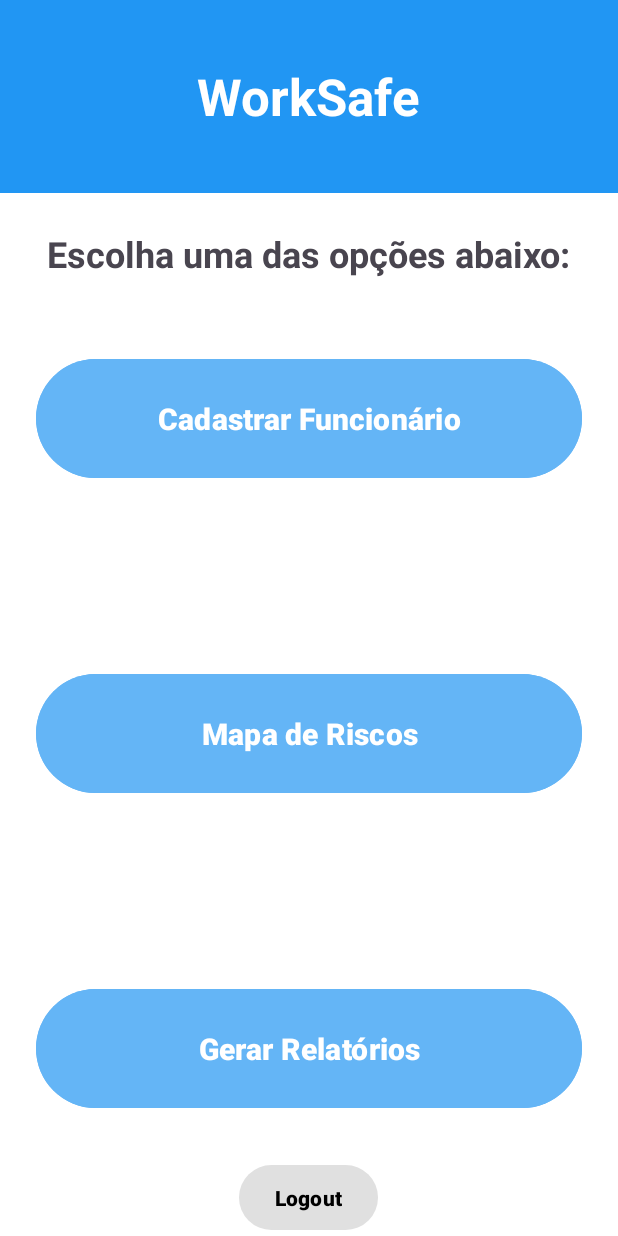
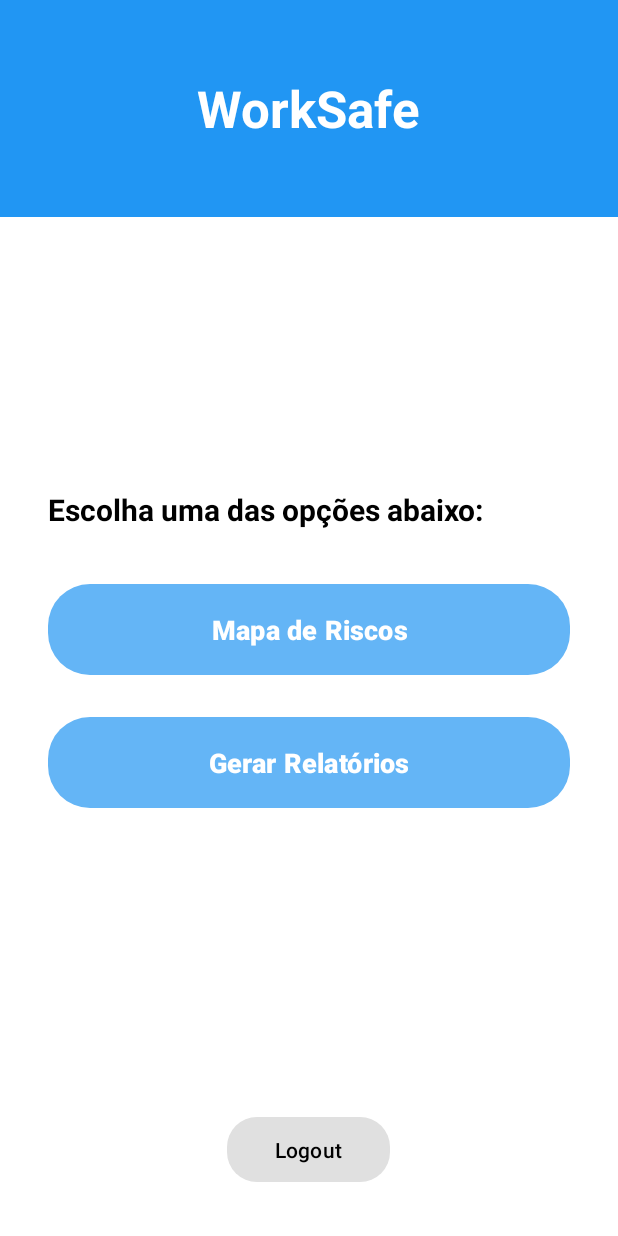
Before and after one commit to NandoBalzaneliPorzia/Equipe_T01_07_02, an Android app: the OpcoesActivity screen opened directly, with no data from a screen before it, on a phone screen of 412 x 824 dp. Run offline under Robolectric (Android 15) with nearby library versions, the phone set to English and light mode, and no system bars; our stand-ins replace Firebase (no records; nobody signed in at launch, a user with empty details on screens opened directly).

Commit message:
App2 100% finalizado

```diff
--- a/app/src/main/java/com/example/aplicativo_gerente/OpcoesActivity.kt
+++ b/app/src/main/java/com/example/aplicativo_gerente/OpcoesActivity.kt
@@ -1,18 +1,17 @@
 package com.example.aplicativo_gerente
 
-import android.content.Intent  // Permite navegar entre as telas
-import android.os.Bundle       // Carrega os dados ao criar a Activity
-import android.widget.Button   // Para usar os botões da interface
-import androidx.appcompat.app.AppCompatActivity  // Classe base para activities modernas no Android
+import android.content.Intent
+import android.os.Bundle
+import android.widget.Button
+import androidx.appcompat.app.AppCompatActivity
+import com.google.android.material.button.MaterialButton // Importar MaterialButton
 import com.google.firebase.auth.FirebaseAuth
 
 class OpcoesActivity : AppCompatActivity() {
 
-    // Declara 4 váriáveis para botões de interface
-    private lateinit var btnCadastrarFuncionario: Button
-    private lateinit var btnMapaRisco: Button
-    private lateinit var btnGerarRelatorios: Button
-    private lateinit var btnLogout: Button
+    private lateinit var btnMapaRisco: MaterialButton
+    private lateinit var btnGerarRelatorios: MaterialButton
+    private lateinit var btnLogout: MaterialButton
 
     private lateinit var auth: FirebaseAuth
 
@@ -20,19 +19,11 @@ class OpcoesActivity : AppCompatActivity() {
         super.onCreate(savedInstanceState)
         setContentView(R.layout.activity_opcoes)
 
-        // Inicializa Firebase Auth
         auth = FirebaseAuth.getInstance()
 
-        // Referência aos botões
-        btnCadastrarFuncionario = findViewById(R.id.primeiraOpcao)
-        btnMapaRisco = findViewById(R.id.segundaOpcao)
-        btnGerarRelatorios = findViewById(R.id.terceiraOpcao)
+        btnMapaRisco = findViewById(R.id.btnMapaRisco_xml)
+        btnGerarRelatorios = findViewById(R.id.btnGerarRelatorios_xml)
         btnLogout = findViewById(R.id.botaoLogout)
-
-        btnCadastrarFuncionario.setOnClickListener {
-            // TODO: criar a tela ou funcionalidade de cadastro se quiser
-            // startActivity(Intent(this, CadastroActivity::class.java))
-        }
 
         btnMapaRisco.setOnClickListener {
             startActivity(Intent(this, MapaActivity::class.java))
@@ -43,7 +34,8 @@ class OpcoesActivity : AppCompatActivity() {
         }
 
         btnLogout.setOnClickListener {
-            val intent = Intent(this,LoginActivity::class.java)
+            auth.signOut()
+            val intent = Intent(this, LoginActivity::class.java)
             intent.flags = Intent.FLAG_ACTIVITY_NEW_TASK or Intent.FLAG_ACTIVITY_CLEAR_TASK
             startActivity(intent)
             finish()
--- a/app/src/main/res/layout/activity_opcoes.xml
+++ b/app/src/main/res/layout/activity_opcoes.xml
@@ -1,14 +1,12 @@
 <?xml version="1.0" encoding="utf-8"?>
 <LinearLayout xmlns:android="http://schemas.android.com/apk/res/android"
     xmlns:app="http://schemas.android.com/apk/res-auto"
-    android:id="@+id/login"
+    android:id="@+id/opcoes_activity_layout"
     android:layout_width="match_parent"
     android:layout_height="match_parent"
     android:orientation="vertical"
     android:background="@color/white">
 
-    <!-- Cabeçalho inicial -->
-    <!-- Define a cor de fundo e tamanho da box -->
     <LinearLayout
         android:layout_width="match_parent"
         android:layout_height="0dp"
@@ -17,7 +15,6 @@
         android:gravity="center"
         android:paddingVertical="20dp">
 
-        <!-- Define o texto e suas caracteristicas -->
         <TextView
             android:layout_width="wrap_content"
             android:layout_height="wrap_content"
@@ -27,75 +24,51 @@
             android:textStyle="bold"/>
     </LinearLayout>
 
-    <!-- Conteúdo Central -->
     <LinearLayout
         android:layout_width="match_parent"
         android:layout_height="0dp"
-        android:layout_weight="1"
+        android:layout_weight="0.8"
         android:orientation="vertical"
-        android:gravity="center_horizontal"
-        android:paddingHorizontal="24dp">
+        android:gravity="center_vertical"
+        android:paddingHorizontal="32dp"
+        android:paddingTop="24dp"
+        android:paddingBottom="24dp">
 
-        <!-- Frase -->
         <TextView
-            android:layout_width="wrap_content"
+            android:layout_width="match_parent"
             android:layout_height="wrap_content"
             android:text="@string/Opções_title"
-            android:textSize="24sp"
+            android:textSize="20sp"
+            android:textColor="@android:color/black"
             android:textStyle="bold"
-            android:layout_marginTop="24dp"
-            android:layout_marginBottom="24dp" />
+            android:gravity="start"
+            android:layout_marginBottom="32dp" />
 
-        <!-- Primeiro Botão -->
-        <Button
-            android:id="@+id/primeiraOpcao"
-            android:layout_width="match_parent"
-            android:layout_height="wrap_content"
-            android:text="@string/Primeira_opcao"
-            android:textStyle="bold"
-            android:textSize="20sp"
-            android:backgroundTint="@color/azul_celeste"
-            android:layout_marginTop="26dp"
-            android:textColor="@color/white"
-            android:elevation="4dp"
-            android:paddingVertical="26dp" />
-
-        <Space
-            android:layout_width="match_parent"
-            android:layout_height="0dp"
-            android:layout_weight="0.03" />
-
-        <!-- Segundo Botão -->
-        <Button
-            android:id="@+id/segundaOpcao"
+        <com.google.android.material.button.MaterialButton
+            android:id="@+id/btnMapaRisco_xml"
             android:layout_width="match_parent"
             android:layout_height="wrap_content"
             android:text="@string/Segunda_opcao"
             android:textStyle="bold"
-            android:textSize="20sp"
-            android:backgroundTint="@color/azul_celeste"
+            android:textSize="18sp"
+            app:backgroundTint="@color/azul_celeste"
             android:textColor="@color/white"
-            android:elevation="4dp"
-            android:paddingVertical="26dp" />
+            app:cornerRadius="28dp"
+            android:paddingVertical="18dp"
+            android:layout_marginBottom="20dp"/>
 
-        <Space
-            android:layout_width="match_parent"
-            android:layout_height="0dp"
-            android:layout_weight="0.03" />
-
-        <!-- Terceiro Botão -->
-        <Button
-            android:id="@+id/terceiraOpcao"
+        <com.google.android.material.button.MaterialButton
+            android:id="@+id/btnGerarRelatorios_xml"
             android:layout_width="match_parent"
             android:layout_height="wrap_content"
             android:text="@string/Terceira_opcao"
             android:textStyle="bold"
-            android:textSize="20sp"
-            android:backgroundTint="@color/azul_celeste"
+            android:textSize="18sp"
+            app:backgroundTint="@color/azul_celeste"
             android:textColor="@color/white"
-            android:layout_marginBottom="30dp"
-            android:elevation="4dp"
-            android:paddingVertical="26dp" />
+            app:cornerRadius="28dp"
+            android:paddingVertical="18dp"/>
+
     </LinearLayout>
 
     <com.google.android.material.button.MaterialButton
@@ -103,12 +76,16 @@
         android:layout_width="wrap_content"
         android:layout_height="wrap_content"
         android:text="@string/Botao_logout"
-        android:textStyle="bold"
+        android:textStyle="normal"
+        android:textSize="14sp"
         android:textColor="@color/black"
         app:backgroundTint="@color/Cinza_claro"
-        app:cornerRadius="24dp"
+        app:cornerRadius="20dp"
         android:elevation="4dp"
         android:layout_gravity="center_horizontal"
-        android:paddingHorizontal="24dp"
-        android:paddingVertical="12dp" />
+        android:paddingHorizontal="32dp"
+        android:paddingVertical="12dp"
+        android:layout_marginBottom="32dp"
+        android:layout_marginTop="16dp"/>
+
 </LinearLayout>
--- a/app/src/main/res/values/strings.xml
+++ b/app/src/main/res/values/strings.xml
@@ -25,5 +25,11 @@
         <item>Médio</item>
         <item>Grave</item>
     </string-array>
+    <string-array name="periodo_filtro_opcoes">
+        <item>Todas as datas</item>
+        <item>Data específica</item>
+        <item>Últimos 7 dias</item>
+        <item>Últimos 30 dias</item>
+    </string-array>
     <string name="exportar_relatório">Exportar relatório</string>
 </resources>
```
Also changed, not shown: app/src/main/java/com/example/aplicativo_gerente/RelatorioActivity.kt (+173 -105 lines), app/src/main/res/layout/activity_relatorio.xml (+24 -17 lines).
